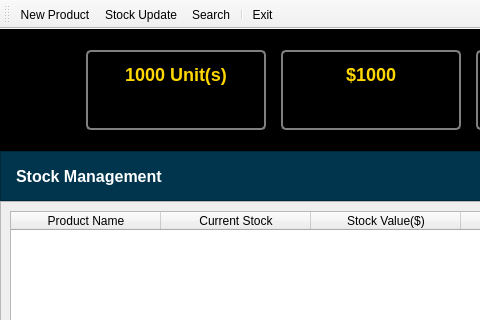
Old version of the form #021 Stock Management Example/ui/main.ui in the repository maruGh/PyQt5-Video-Book; both pictures show x 0 to 480 and y 0 to 320 of the 1132 by 650 pixel window.
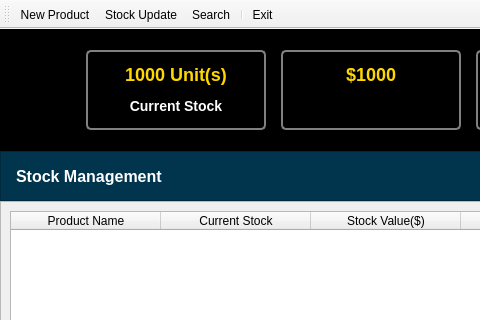
New version of the form. Icons and pictures are not drawn.

```diff
--- a/#021 Stock Management Example/ui/main.ui
+++ b/#021 Stock Management Example/ui/main.ui
@@ -131,6 +131,7 @@
              <string notr="true">QLabel {
 	font-size: 14px;
 	font-weight: bold;
+	color: rgb(255, 255, 255);
 }</string>
             </property>
             <property name="text">
```
Left out of the diff: 10 changed lines with no effect on the pictures.
